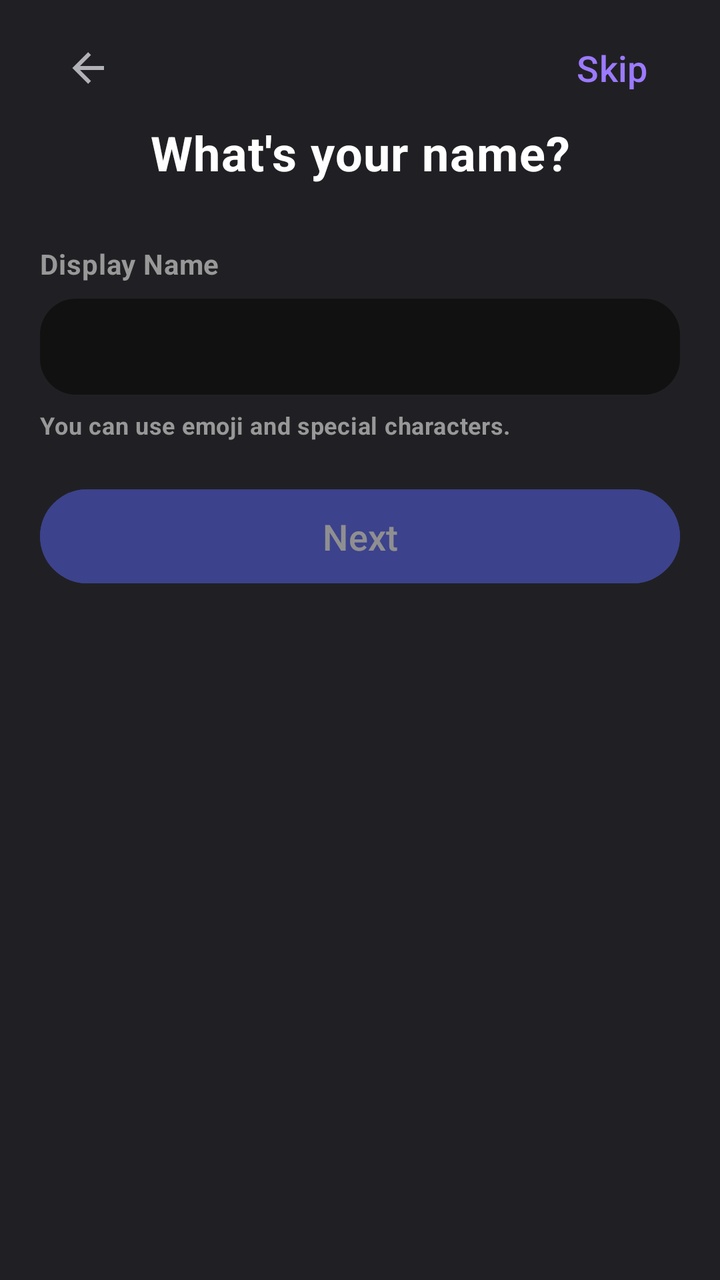
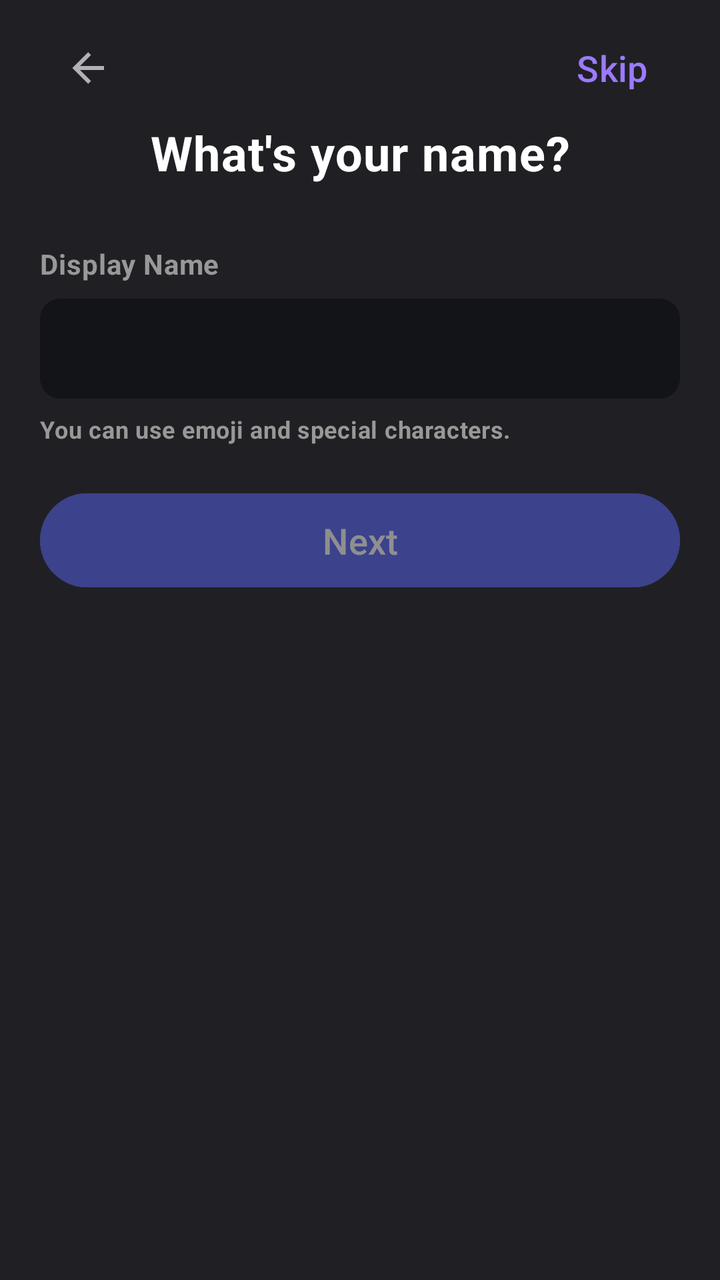

Before-and-after screenshots of an Android layout around one commit, followed by the original layout XML and the change that was made.
<!-- AndroidManifest.xml: activity theme Theme.Doscord -->
<!-- res/layout/activity_reg_display.xml -->
<?xml version="1.0" encoding="utf-8"?>
<androidx.constraintlayout.widget.ConstraintLayout xmlns:android="http://schemas.android.com/apk/res/android"
    xmlns:app="http://schemas.android.com/apk/res-auto"
    xmlns:tools="http://schemas.android.com/tools"
    android:id="@+id/main"
    android:layout_width="match_parent"
    android:layout_height="match_parent"
    android:background="@color/bgGray"
    tools:context=".activities.menu.RegDisplayActivity">

    <ImageButton
        android:id="@+id/backBtn"
        android:layout_width="48dp"
        android:layout_height="48dp"
        android:layout_marginStart="20dp"
        android:layout_marginTop="10dp"
        android:background="@android:color/transparent"
        android:contentDescription="@string/back"
        android:onClick="finish"
        android:padding="12dp"
        android:scaleType="centerInside"
        app:layout_constraintStart_toStartOf="parent"
        app:layout_constraintTop_toTopOf="parent"
        app:srcCompat="@drawable/back_arrow"
        app:tint="@color/textGray" />

    <Button
        android:id="@+id/regDSkipBtn"
        android:layout_width="wrap_content"
        android:layout_height="wrap_content"
        android:layout_marginTop="10dp"
        android:layout_marginEnd="10dp"
        android:background="@android:color/transparent"
        android:onClick="skip"
        android:text="@string/skip"
        android:textColor="#9C7AFF"
        android:textSize="18sp"
        app:layout_constraintEnd_toEndOf="parent"
        app:layout_constraintTop_toTopOf="parent" />

    <TextView
        android:id="@+id/regDTitle"
        android:layout_width="wrap_content"
        android:layout_height="wrap_content"
        android:layout_marginTop="60dp"
        android:gravity="center"
        android:letterSpacing="0.02"
        android:text="@string/what_s_your_name"
        android:textColor="#FFFFFF"
        android:textSize="24sp"
        android:textStyle="bold"
        app:layout_constraintEnd_toEndOf="parent"
        app:layout_constraintStart_toStartOf="parent"
        app:layout_constraintTop_toTopOf="parent" />

    <TextView
        android:id="@+id/regDLabel"
        android:layout_width="wrap_content"
        android:layout_height="22dp"
        android:layout_marginStart="20dp"
        android:layout_marginTop="30dp"
        android:labelFor="@id/regDDisplayInput"
        android:letterSpacing="0.02"
        android:text="@string/display_name"
        android:textColor="@color/labelGray"
        android:textStyle="bold"
        app:layout_constraintStart_toStartOf="parent"
        app:layout_constraintTop_toBottomOf="@+id/regDTitle" />

    <EditText
        android:id="@+id/regDDisplayInput"
        android:layout_width="0dp"
        android:layout_height="48dp"
        android:layout_marginStart="20dp"
        android:layout_marginTop="5dp"
        android:layout_marginEnd="20dp"
        android:autofillHints="display_name"
        android:background="@drawable/input_background"
        android:inputType="text"
        android:paddingLeft="15dp"
        android:paddingRight="15dp"
        android:textSize="16sp"
        app:layout_constraintEnd_toEndOf="parent"
        app:layout_constraintStart_toStartOf="parent"
        app:layout_constraintTop_toBottomOf="@+id/regDLabel"
        tools:ignore="TextFields" />

    <TextView
        android:id="@+id/regDWarning"
        android:layout_width="0dp"
        android:layout_height="wrap_content"
        android:layout_marginStart="20dp"
        android:layout_marginTop="7dp"
        android:layout_marginEnd="20dp"
        android:letterSpacing="0.02"
        android:text="@string/you_can_use_emoji_and_special_characters"
        android:textColor="@color/labelGray"
        android:textSize="12sp"
        android:textStyle="bold"
        app:layout_constraintEnd_toEndOf="parent"
        app:layout_constraintStart_toStartOf="parent"
        app:layout_constraintTop_toBottomOf="@+id/regDDisplayInput" />

    <Button
        android:id="@+id/regDNextBtn"
        android:layout_width="0dp"
        android:layout_height="55dp"
        android:layout_marginStart="20dp"
        android:layout_marginTop="20dp"
        android:layout_marginEnd="20dp"
        android:alpha="0.5"
        android:backgroundTint="#5865f2"
        android:enabled="false"
        android:onClick="openRegUserActivity"
        android:text="@string/next"
        android:textColor="@color/white"
        android:textSize="18sp"
        app:layout_constraintEnd_toEndOf="parent"
        app:layout_constraintStart_toStartOf="parent"
        app:layout_constraintTop_toBottomOf="@+id/regDWarning" />

</androidx.constraintlayout.widget.ConstraintLayout>
<!-- resources referenced by this layout -->
<resources>
  <color name="bgGray">#202024</color>
  <color name="labelGray">#999898</color>
  <color name="textGray">#b1b2b8</color>
  <color name="white">#FFFFFFFF</color>
  <!-- drawable back_arrow (drawable) -->
  <vector xmlns:android="http://schemas.android.com/apk/res/android"
      android:width="80dp"
      android:height="80dp"
      android:viewportWidth="80"
      android:viewportHeight="80">
    <path
        android:pathData="M66.667,36.667V43.333L26.667,43.333L45,61.667L40.267,66.4L13.867,40L40.267,13.6L45,18.333L26.667,36.667L66.667,36.667Z"
        android:fillColor="#ABABAB"/>
  </vector>
  <!-- drawable input_background (drawable) -->
  <?xml version="1.0" encoding="utf-8"?>
  <shape xmlns:android="http://schemas.android.com/apk/res/android"
      android:shape="rectangle">
  
      
      <solid android:color="#111111" />
  
      
      <corners android:radius="18dp" />
  
  </shape>
  <string name="back">Back</string>
  <string name="display_name">Display Name</string>
  <string name="next">Next</string>
  <string name="skip">Skip</string>
  <string name="what_s_your_name">What\'s your name?</string>
  <string name="you_can_use_emoji_and_special_characters">You can use emoji and special characters.</string>
  <style name="Theme.Doscord" parent="Base.Theme.Doscord" />
  <style name="Base.Theme.Doscord" parent="Theme.Material3.DayNight.NoActionBar">
          
          
          <item name="colorOnSurface">#FFFFFF</item>
          <item name="android:textColorPrimary">#FFFFFF</item>
          <item name="android:datePickerDialogTheme">@style/MyDatePickerStyle</item>
      </style>
  <style name="MyDatePickerStyle" parent="Theme.AppCompat.Light.Dialog">
          <item name="colorAccent">@color/purple_500</item>
          <item name="android:windowBackground">@android:color/black</item>
          <item name="android:textColorPrimary">@android:color/white</item>
          <item name="android:textColorSecondary">@android:color/darker_gray</item>
      </style>
  <color name="purple_500">#6200EE</color>
</resources>

<!-- the commit's change to res/layout/activity_reg_display.xml (unified diff, before → after) -->
@@ -67,23 +67,36 @@
         app:layout_constraintStart_toStartOf="parent"
         app:layout_constraintTop_toBottomOf="@+id/regDTitle" />
 
-    <EditText
-        android:id="@+id/regDDisplayInput"
+    <com.google.android.material.card.MaterialCardView
+        android:id="@+id/regDDisplayInputContainer"
         android:layout_width="0dp"
-        android:layout_height="48dp"
+        android:layout_height="wrap_content"
         android:layout_marginStart="20dp"
         android:layout_marginTop="5dp"
         android:layout_marginEnd="20dp"
-        android:autofillHints="display_name"
-        android:background="@drawable/input_background"
-        android:inputType="text"
-        android:paddingLeft="15dp"
-        android:paddingRight="15dp"
-        android:textSize="16sp"
+        android:stateListAnimator="@null"
+        app:cardBackgroundColor="#131418"
+        app:cardCornerRadius="10dp"
+        app:cardElevation="0dp"
+        app:cardMaxElevation="0dp"
         app:layout_constraintEnd_toEndOf="parent"
         app:layout_constraintStart_toStartOf="parent"
         app:layout_constraintTop_toBottomOf="@+id/regDLabel"
-        tools:ignore="TextFields" />
+        app:strokeWidth="0dp">
+
+        <EditText
+            android:id="@+id/regDDisplayInput"
+            android:layout_width="match_parent"
+            android:layout_height="50dp"
+            android:autofillHints="display_name"
+            android:background="@null"
+            android:inputType="text"
+            android:paddingStart="15dp"
+            android:paddingEnd="15dp"
+            android:textColor="@color/white"
+            android:textSize="16sp" />
+
+    </com.google.android.material.card.MaterialCardView>
 
     <TextView
         android:id="@+id/regDWarning"
@@ -99,7 +112,7 @@
         android:textStyle="bold"
         app:layout_constraintEnd_toEndOf="parent"
         app:layout_constraintStart_toStartOf="parent"
-        app:layout_constraintTop_toBottomOf="@+id/regDDisplayInput" />
+        app:layout_constraintTop_toBottomOf="@+id/regDDisplayInputContainer" />
 
     <Button
         android:id="@+id/regDNextBtn"
<!-- resource entries referenced after the edit -->
@@ -14,18 +14,6 @@
         android:pathData="M66.667,36.667V43.333L26.667,43.333L45,61.667L40.267,66.4L13.867,40L40.267,13.6L45,18.333L26.667,36.667L66.667,36.667Z"
         android:fillColor="#ABABAB"/>
   </vector>
-  <!-- drawable input_background (drawable) -->
-  <?xml version="1.0" encoding="utf-8"?>
-  <shape xmlns:android="http://schemas.android.com/apk/res/android"
-      android:shape="rectangle">
-  
-      
-      <solid android:color="#111111" />
-  
-      
-      <corners android:radius="18dp" />
-  
-  </shape>
   <string name="back">Back</string>
   <string name="display_name">Display Name</string>
   <string name="next">Next</string>
